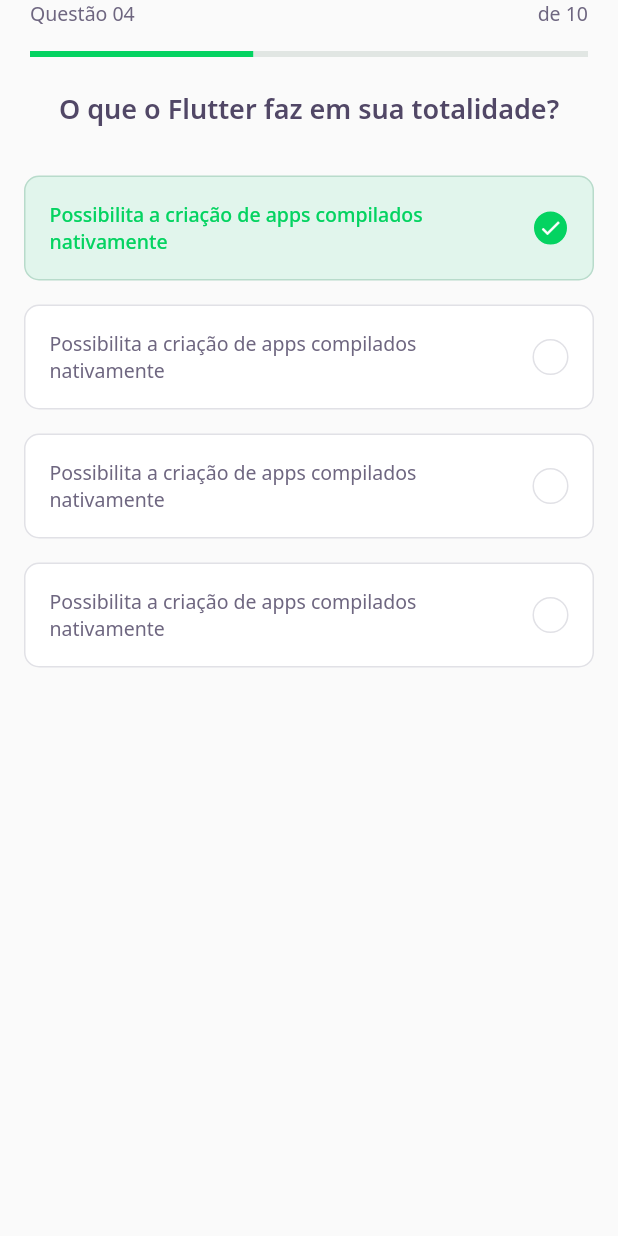
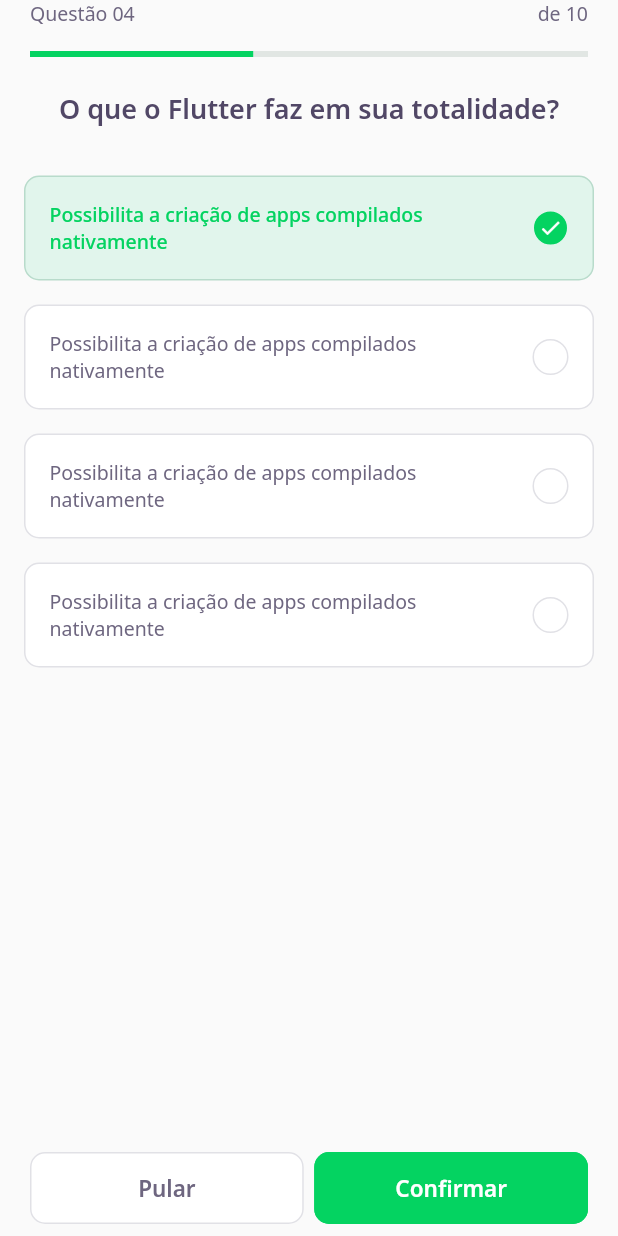
Before and after one commit to juliomsousa/devquiz-flutter-nlw5, a Flutter app: the ChallengePage screen opened directly, on a phone screen of 412 x 824 dp. Run offline on Flutter 3.47's test engine with Material 2 defaults, Android fonts, the phone set to English and light mode, and no system bars; our stand-ins replace google_fonts; accounts and stored records are empty; network calls fail.

Commit message:
Add navigation button on ChallengeScreen

```diff
--- a/lib/challenge/challenge_page.dart
+++ b/lib/challenge/challenge_page.dart
@@ -1,3 +1,4 @@
+import 'package:DevQuiz/challenge/widgets/next_button/next_button_widget.dart';
 import 'package:DevQuiz/challenge/widgets/question_indicator/question_indicator_widget.dart';
 import 'package:DevQuiz/challenge/widgets/quiz/quiz_widget.dart';
 import 'package:flutter/material.dart';
@@ -19,9 +20,33 @@ class _ChallengePageState extends State<ChallengePage> {
         ),
       ),
       body: Container(
-          child: QuizWidget(
-        title: 'O que o Flutter faz em sua totalidade?',
-      )),
+        child: QuizWidget(
+          title: 'O que o Flutter faz em sua totalidade?',
+        ),
+      ),
+      bottomNavigationBar: SafeArea(
+        child: Padding(
+          padding: const EdgeInsets.symmetric(horizontal: 20, vertical: 8),
+          child: Row(
+            mainAxisAlignment: MainAxisAlignment.spaceAround,
+            children: [
+              Expanded(
+                child: NextButtonWidget.white(
+                  label: 'Pular',
+                  onTap: (){},
+                ),
+              ),
+              SizedBox(width: 7),
+              Expanded(
+                child: NextButtonWidget.green(
+                  label: 'Confirmar',
+                  onTap: (){},
+                ),
+              ),
+            ],
+          ),
+        ),
+      ),
     );
   }
 }
--- /dev/null
+++ b/lib/challenge/widgets/next_button/next_button_widget.dart
@@ -0,0 +1,66 @@
+import 'package:DevQuiz/core/core.dart';
+import 'package:flutter/material.dart';
+import 'package:google_fonts/google_fonts.dart';
+
+class NextButtonWidget extends StatelessWidget {
+  final String label;
+  final Color backgroundColor;
+  final Color fontColor;
+  final Color borderColor;
+  final VoidCallback onTap;
+
+  NextButtonWidget({
+    required this.label,
+    required this.backgroundColor,
+    required this.fontColor,
+    required this.borderColor,
+    required this.onTap,
+  });
+
+  NextButtonWidget.green({required String label, required VoidCallback onTap})
+      : this.backgroundColor = AppColors.darkGreen,
+        this.fontColor = AppColors.white,
+        this.borderColor = AppColors.darkGreen,
+        this.onTap = onTap,
+        this.label = label;
+
+  NextButtonWidget.white({required String label, required VoidCallback onTap})
+      : this.backgroundColor = AppColors.white,
+        this.fontColor = AppColors.grey,
+        this.borderColor = AppColors.border,
+        this.onTap = onTap,
+        this.label = label;
+
+  @override
+  Widget build(BuildContext context) {
+    return Container(
+      height: 48,
+      child: TextButton(
+        style: ButtonStyle(
+            backgroundColor: MaterialStateProperty.all(
+              this.backgroundColor,
+            ),
+            shape: MaterialStateProperty.all(
+              RoundedRectangleBorder(
+                borderRadius: BorderRadius.circular(10),
+              ),
+            ),
+            side: MaterialStateProperty.all(
+              BorderSide(color: this.borderColor),
+            ),
+            overlayColor: MaterialStateProperty.all(
+              Colors.grey.withOpacity(0.5),
+            )),
+        onPressed: onTap,
+        child: Text(
+          label,
+          style: GoogleFonts.notoSans(
+            fontWeight: FontWeight.w600,
+            fontSize: 15,
+            color: this.fontColor,
+          ),
+        ),
+      ),
+    );
+  }
+}
--- a/lib/home/home_page.dart
+++ b/lib/home/home_page.dart
@@ -39,8 +39,10 @@ class _HomePageState extends State<HomePage> {
           padding: const EdgeInsets.all(20),
           child: Column(
             children: [
-              Row(
-                mainAxisAlignment: MainAxisAlignment.spaceBetween,
+              Container(
+                height: 32,
+                child: ListView(
+                  scrollDirection: Axis.horizontal,
                   children: [
                     LevelButtonWidget(
                       label: 'Fácil',
@@ -56,6 +58,24 @@ class _HomePageState extends State<HomePage> {
                     ),
                   ],
                 ),
+              ),
+              // Row(
+              //   mainAxisAlignment: MainAxisAlignment.spaceBetween,
+              //   children: [
+              //     LevelButtonWidget(
+              //       label: 'Fácil',
+              //     ),
+              //     LevelButtonWidget(
+              //       label: 'Médio',
+              //     ),
+              //     LevelButtonWidget(
+              //       label: 'Difícil',
+              //     ),
+              //     LevelButtonWidget(
+              //       label: 'Perito',
+              //     ),
+              //   ],
+              // ),
               SizedBox(
                 height: 24,
               ),
```
Lines whose indentation alone changed are shown as unchanged.
